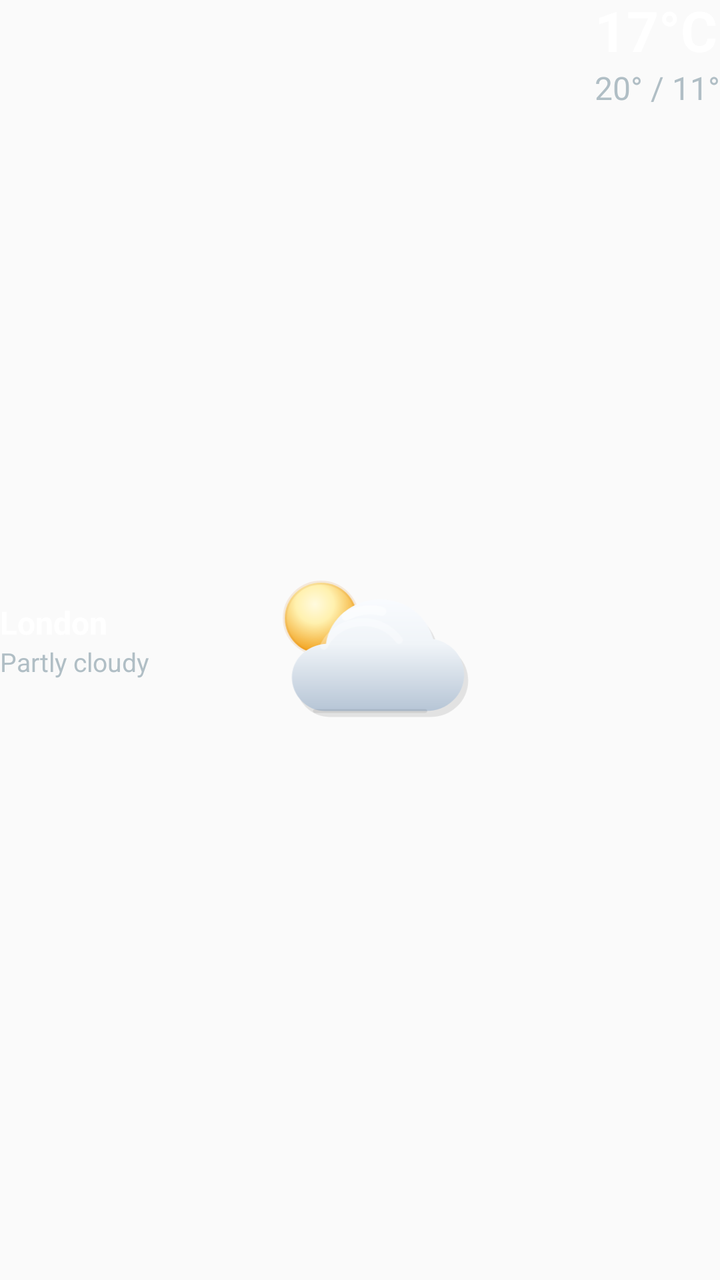
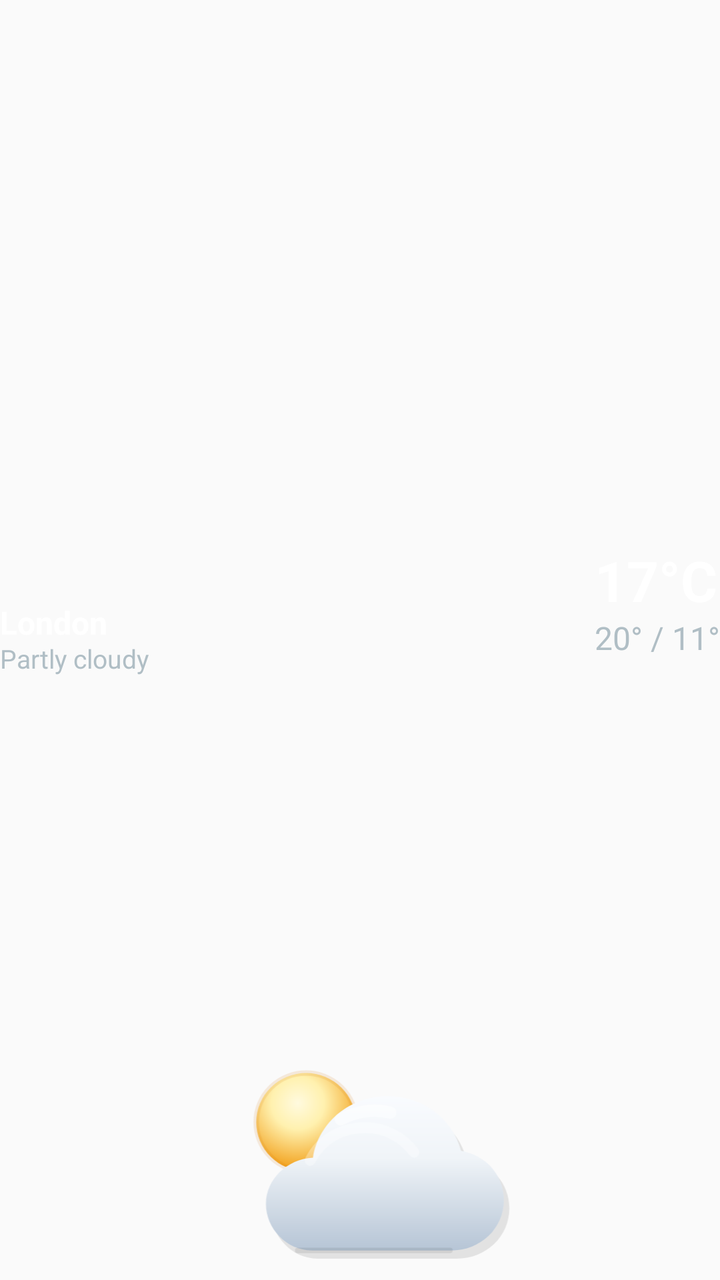

An Android layout rendered at two revisions. The XML below is the earlier revision; the diff shows what the commit changed to produce the second picture.
<!-- AndroidManifest.xml: application theme Theme.ClockWeatherWidget -->
<!-- res/layout/widget_weather_card_preview.xml -->
<?xml version="1.0" encoding="utf-8"?>
<FrameLayout xmlns:android="http://schemas.android.com/apk/res/android"
    xmlns:tools="http://schemas.android.com/tools"
    android:layout_width="match_parent"
    android:layout_height="wrap_content"
    android:minHeight="72dp"
    android:background="@android:color/transparent"
    android:clipChildren="false"
    android:clipToPadding="false"
    tools:ignore="HardcodedText">

    <ImageView
        android:layout_width="140dp"
        android:layout_height="90dp"
        android:layout_gravity="center"
        android:paddingBottom="6dp"
        android:contentDescription="@null"
        android:scaleType="fitCenter"
        android:src="@drawable/ic_widget_weather_partly_cloudy_day" />

    
    <LinearLayout
        android:layout_width="wrap_content"
        android:layout_height="wrap_content"
        android:layout_gravity="start|center_vertical"
        android:orientation="vertical">

        <TextView
            android:layout_width="wrap_content"
            android:layout_height="wrap_content"
            android:ellipsize="end"
            android:maxWidth="132dp"
            android:maxLines="1"
            android:text="London"
            android:textColor="@color/widget_text_primary"
            android:textSize="16sp"
            android:textStyle="bold" />

        <TextView
            android:layout_width="wrap_content"
            android:layout_height="wrap_content"
            android:ellipsize="end"
            android:maxLines="1"
            android:text="Partly cloudy"
            android:textColor="@color/widget_text_secondary"
            android:textSize="13sp" />
    </LinearLayout>

    
    <LinearLayout
        android:layout_width="wrap_content"
        android:layout_height="wrap_content"
        android:layout_gravity="end|top"
        android:orientation="vertical">

        <TextView
            android:layout_width="wrap_content"
            android:layout_height="wrap_content"
            android:gravity="end"
            android:includeFontPadding="false"
            android:text="17°C"
            android:textColor="@color/widget_text_primary"
            android:textSize="28sp"
            android:textStyle="bold" />

        <TextView
            android:layout_width="wrap_content"
            android:layout_height="wrap_content"
            android:layout_marginTop="2dp"
            android:gravity="end"
            android:includeFontPadding="false"
            android:text="20° / 11°"
            android:textColor="@color/widget_text_secondary"
            android:textSize="16sp" />
    </LinearLayout>
</FrameLayout>
<!-- resources referenced by this layout -->
<resources>
  <color name="widget_text_primary">#FFFFFF</color>
  <color name="widget_text_secondary">#B0BEC5</color>
  <!-- drawable ic_widget_weather_partly_cloudy_day: vector/xml drawable (drawable, 2734 chars, omitted) -->
  <style name="Theme.ClockWeatherWidget" parent="Theme.AppCompat.Light.NoActionBar">
          <item name="colorPrimary">@color/primary</item>
          <item name="android:statusBarColor">@color/primary</item>
      </style>
  <color name="primary">#1565C0</color>
</resources>

<!-- the commit's change to res/layout/widget_weather_card_preview.xml (unified diff, before → after) -->
@@ -10,10 +10,10 @@
     tools:ignore="HardcodedText">
 
     <ImageView
-        android:layout_width="140dp"
-        android:layout_height="90dp"
-        android:layout_gravity="center"
-        android:paddingBottom="6dp"
+        android:layout_width="196dp"
+        android:layout_height="126dp"
+        android:layout_gravity="bottom|center_horizontal"
+        android:paddingBottom="10dp"
         android:contentDescription="@null"
         android:scaleType="fitCenter"
         android:src="@drawable/ic_widget_weather_partly_cloudy_day" />
@@ -29,6 +29,7 @@
             android:layout_width="wrap_content"
             android:layout_height="wrap_content"
             android:ellipsize="end"
+            android:includeFontPadding="false"
             android:maxWidth="132dp"
             android:maxLines="1"
             android:text="London"
@@ -40,6 +41,8 @@
             android:layout_width="wrap_content"
             android:layout_height="wrap_content"
             android:ellipsize="end"
+            android:includeFontPadding="false"
+            android:layout_marginTop="1dp"
             android:maxLines="1"
             android:text="Partly cloudy"
             android:textColor="@color/widget_text_secondary"
@@ -50,7 +53,8 @@
     <LinearLayout
         android:layout_width="wrap_content"
         android:layout_height="wrap_content"
-        android:layout_gravity="end|top"
+        android:layout_gravity="end|center_vertical"
+        android:layout_marginBottom="18dp"
         android:orientation="vertical">
 
         <TextView
